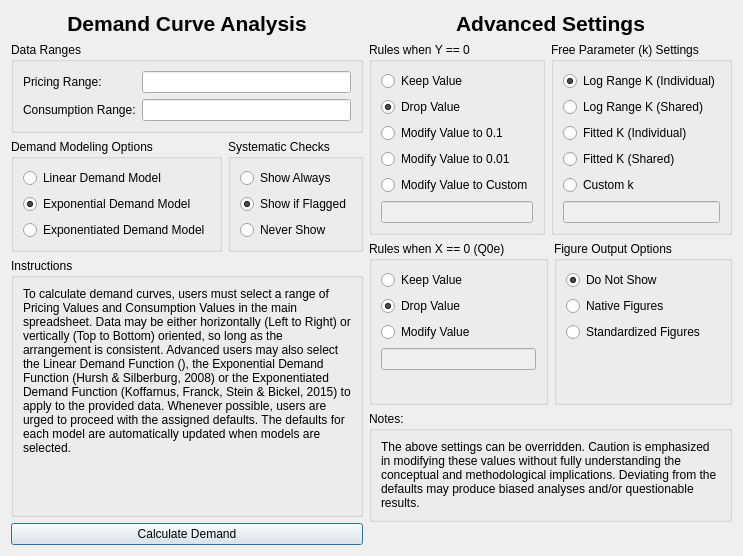
Qt form demandsettingsdialog.ui (miyamot0/DemandCalculatorQT) before a commit.
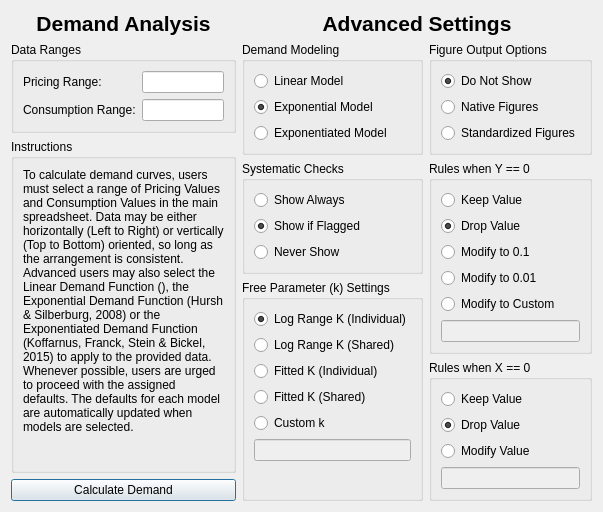
The same form after that commit.

Commit message: Condense UI, for smaller screens (esp mac)

The edit to the form file:
```diff
--- a/demandsettingsdialog.ui
+++ b/demandsettingsdialog.ui
@@ -6,8 +6,8 @@
    <rect>
     <x>0</x>
     <y>0</y>
-    <width>665</width>
-    <height>556</height>
+    <width>603</width>
+    <height>459</height>
    </rect>
   </property>
   <property name="windowTitle">
@@ -18,8 +18,14 @@
     <layout class="QVBoxLayout" name="verticalLayout">
      <item>
       <widget class="QLabel" name="label">
+       <property name="sizePolicy">
+        <sizepolicy hsizetype="Preferred" vsizetype="Fixed">
+         <horstretch>0</horstretch>
+         <verstretch>0</verstretch>
+        </sizepolicy>
+       </property>
        <property name="text">
-        <string>&lt;html&gt;&lt;head/&gt;&lt;body&gt;&lt;p align=&quot;center&quot;&gt;&lt;span style=&quot; font-size:16pt; font-weight:600;&quot;&gt;Demand Curve Analysis&lt;/span&gt;&lt;/p&gt;&lt;/body&gt;&lt;/html&gt;</string>
+        <string>&lt;html&gt;&lt;head/&gt;&lt;body&gt;&lt;p align=&quot;center&quot;&gt;&lt;span style=&quot; font-size:16pt; font-weight:600;&quot;&gt;Demand Analysis&lt;/span&gt;&lt;/p&gt;&lt;/body&gt;&lt;/html&gt;</string>
        </property>
       </widget>
      </item>
@@ -90,11 +96,77 @@
       </layout>
      </item>
      <item>
-      <layout class="QHBoxLayout" name="horizontalLayout_2">
+      <widget class="QGroupBox" name="groupBox_7">
+       <property name="title">
+        <string>Instructions</string>
+       </property>
+       <layout class="QVBoxLayout" name="verticalLayout_9">
+        <item>
+         <widget class="QLabel" name="label_5">
+          <property name="sizePolicy">
+           <sizepolicy hsizetype="Preferred" vsizetype="MinimumExpanding">
+            <horstretch>0</horstretch>
+            <verstretch>0</verstretch>
+           </sizepolicy>
+          </property>
+          <property name="text">
+           <string>&lt;html&gt;&lt;head/&gt;&lt;body&gt;&lt;p&gt;To calculate demand curves, users must select a range of Pricing Values and Consumption Values in the main spreadsheet. Data may be either horizontally (Left to Right) or vertically (Top to Bottom) oriented, so long as the arrangement is consistent. Advanced users may also select the Linear Demand Function (), the Exponential Demand Function (Hursh &amp;amp; Silberburg, 2008) or the Exponentiated Demand Function (Koffarnus, Franck, Stein &amp;amp; Bickel, 2015) to apply to the provided data. Whenever possible, users are urged to proceed with the assigned defaults. The defaults for each model are automatically updated when models are selected.&lt;/p&gt;&lt;/body&gt;&lt;/html&gt;</string>
+          </property>
+          <property name="alignment">
+           <set>Qt::AlignLeading|Qt::AlignLeft|Qt::AlignTop</set>
+          </property>
+          <property name="wordWrap">
+           <bool>true</bool>
+          </property>
+         </widget>
+        </item>
+       </layout>
+      </widget>
+     </item>
+     <item>
+      <widget class="QPushButton" name="pushButton">
+       <property name="sizePolicy">
+        <sizepolicy hsizetype="Preferred" vsizetype="Fixed">
+         <horstretch>0</horstretch>
+         <verstretch>0</verstretch>
+        </sizepolicy>
+       </property>
+       <property name="text">
+        <string>Calculate Demand</string>
+       </property>
+      </widget>
+     </item>
+    </layout>
+   </item>
+   <item>
+    <layout class="QVBoxLayout" name="verticalLayout_2">
+     <item>
+      <widget class="QLabel" name="label_2">
+       <property name="sizePolicy">
+        <sizepolicy hsizetype="Preferred" vsizetype="Fixed">
+         <horstretch>0</horstretch>
+         <verstretch>0</verstretch>
+        </sizepolicy>
+       </property>
+       <property name="text">
+        <string>&lt;html&gt;&lt;head/&gt;&lt;body&gt;&lt;p align=&quot;center&quot;&gt;&lt;span style=&quot; font-size:16pt; font-weight:600;&quot;&gt;Advanced Settings&lt;/span&gt;&lt;/p&gt;&lt;/body&gt;&lt;/html&gt;</string>
+       </property>
+      </widget>
+     </item>
+     <item>
+      <layout class="QHBoxLayout" name="AssessmentsSideSide">
+       <item>
+        <layout class="QVBoxLayout" name="Side2">
        <item>
         <widget class="QGroupBox" name="groupBoxModels">
+           <property name="sizePolicy">
+            <sizepolicy hsizetype="MinimumExpanding" vsizetype="Preferred">
+             <horstretch>0</horstretch>
+             <verstretch>0</verstretch>
+            </sizepolicy>
+           </property>
          <property name="title">
-          <string>Demand Modeling Options</string>
+            <string>Demand Modeling </string>
          </property>
          <layout class="QVBoxLayout" name="verticalLayout_4">
           <item>
@@ -106,7 +178,7 @@
              <string>&lt;html&gt;&lt;head/&gt;&lt;body&gt;&lt;p&gt;Hursh, Raslear, Bauman &amp;amp; Black's Linear-Elasticity Demand Model&lt;/p&gt;&lt;/body&gt;&lt;/html&gt;</string>
             </property>
             <property name="text">
-             <string>Linear Demand Model</string>
+               <string>Linear Model</string>
             </property>
            </widget>
           </item>
@@ -116,7 +188,7 @@
              <string>&lt;html&gt;&lt;head/&gt;&lt;body&gt;&lt;p&gt;Hursh &amp;amp; Silberburg's Exponential Model of Demand&lt;/p&gt;&lt;/body&gt;&lt;/html&gt;</string>
             </property>
             <property name="text">
-             <string>Exponential Demand Model</string>
+               <string>Exponential Model</string>
             </property>
             <property name="checked">
              <bool>true</bool>
@@ -129,7 +201,7 @@
              <string>&lt;html&gt;&lt;head/&gt;&lt;body&gt;&lt;p&gt;Koffarnus, Franck, Stein &amp;amp; Bickel's Exponentiated Model of Demand&lt;/p&gt;&lt;/body&gt;&lt;/html&gt;</string>
             </property>
             <property name="text">
-             <string>Exponentiated Demand Model</string>
+               <string>Exponentiated Model</string>
             </property>
            </widget>
           </item>
@@ -138,6 +210,12 @@
        </item>
        <item>
         <widget class="QGroupBox" name="groupBoxStein">
+           <property name="sizePolicy">
+            <sizepolicy hsizetype="MinimumExpanding" vsizetype="Preferred">
+             <horstretch>0</horstretch>
+             <verstretch>0</verstretch>
+            </sizepolicy>
+           </property>
          <property name="title">
           <string>Systematic Checks</string>
          </property>
@@ -181,127 +259,14 @@
          </layout>
         </widget>
        </item>
-      </layout>
-     </item>
-     <item>
-      <widget class="QGroupBox" name="groupBox_7">
-       <property name="title">
-        <string>Instructions</string>
-       </property>
-       <layout class="QVBoxLayout" name="verticalLayout_9">
-        <item>
-         <widget class="QLabel" name="label_5">
-          <property name="sizePolicy">
-           <sizepolicy hsizetype="Preferred" vsizetype="MinimumExpanding">
-            <horstretch>0</horstretch>
-            <verstretch>0</verstretch>
-           </sizepolicy>
-          </property>
-          <property name="text">
-           <string>&lt;html&gt;&lt;head/&gt;&lt;body&gt;&lt;p&gt;To calculate demand curves, users must select a range of Pricing Values and Consumption Values in the main spreadsheet. Data may be either horizontally (Left to Right) or vertically (Top to Bottom) oriented, so long as the arrangement is consistent. Advanced users may also select the Linear Demand Function (), the Exponential Demand Function (Hursh &amp;amp; Silberburg, 2008) or the Exponentiated Demand Function (Koffarnus, Franck, Stein &amp;amp; Bickel, 2015) to apply to the provided data. Whenever possible, users are urged to proceed with the assigned defaults. The defaults for each model are automatically updated when models are selected.&lt;/p&gt;&lt;/body&gt;&lt;/html&gt;</string>
-          </property>
-          <property name="alignment">
-           <set>Qt::AlignLeading|Qt::AlignLeft|Qt::AlignTop</set>
-          </property>
-          <property name="wordWrap">
-           <bool>true</bool>
-          </property>
-         </widget>
-        </item>
-       </layout>
-      </widget>
-     </item>
-     <item>
-      <widget class="QPushButton" name="pushButton">
-       <property name="sizePolicy">
-        <sizepolicy hsizetype="Preferred" vsizetype="Fixed">
-         <horstretch>0</horstretch>
-         <verstretch>0</verstretch>
-        </sizepolicy>
-       </property>
-       <property name="text">
-        <string>Calculate Demand</string>
-       </property>
-      </widget>
-     </item>
-    </layout>
-   </item>
-   <item>
-    <layout class="QVBoxLayout" name="verticalLayout_2">
-     <item>
-      <widget class="QLabel" name="label_2">
-       <property name="text">
-        <string>&lt;html&gt;&lt;head/&gt;&lt;body&gt;&lt;p align=&quot;center&quot;&gt;&lt;span style=&quot; font-size:16pt; font-weight:600;&quot;&gt;Advanced Settings&lt;/span&gt;&lt;/p&gt;&lt;/body&gt;&lt;/html&gt;</string>
-       </property>
-      </widget>
-     </item>
-     <item>
-      <layout class="QHBoxLayout" name="holderFrame">
-       <item>
-        <widget class="QGroupBox" name="groupBoxY">
-         <property name="enabled">
-          <bool>true</bool>
-         </property>
-         <property name="title">
-          <string>Rules when Y == 0 </string>
-         </property>
-         <layout class="QVBoxLayout" name="verticalLayout_8">
-          <item>
-           <widget class="QRadioButton" name="breakpointKeepValue">
-            <property name="text">
-             <string>Keep Value</string>
-            </property>
-           </widget>
-          </item>
-          <item>
-           <widget class="QRadioButton" name="breakpointDropValue">
-            <property name="text">
-             <string>Drop Value</string>
-            </property>
-            <property name="checked">
-             <bool>true</bool>
-            </property>
-           </widget>
-          </item>
-          <item>
-           <widget class="QRadioButton" name="breakpointModifyValueTenth">
-            <property name="text">
-             <string>Modify Value to 0.1</string>
-            </property>
-           </widget>
-          </item>
-          <item>
-           <widget class="QRadioButton" name="breakpointModifyValueHundredth">
-            <property name="text">
-             <string>Modify Value to 0.01</string>
-            </property>
-           </widget>
-          </item>
-          <item>
-           <widget class="QRadioButton" name="breakpointModifyValueCustom">
-            <property name="text">
-             <string>Modify Value to Custom</string>
-            </property>
-           </widget>
-          </item>
-          <item>
-           <widget class="QLineEdit" name="breakpointModifyValueCustomText">
-            <property name="enabled">
-             <bool>false</bool>
-            </property>
-            <property name="sizePolicy">
-             <sizepolicy hsizetype="Preferred" vsizetype="Fixed">
-              <horstretch>0</horstretch>
-              <verstretch>0</verstretch>
-             </sizepolicy>
-            </property>
-           </widget>
-          </item>
-         </layout>
-        </widget>
-       </item>
        <item>
         <widget class="QGroupBox" name="groupBoxK">
+           <property name="sizePolicy">
+            <sizepolicy hsizetype="MinimumExpanding" vsizetype="Preferred">
+             <horstretch>0</horstretch>
+             <verstretch>0</verstretch>
+            </sizepolicy>
+           </property>
          <property name="title">
           <string>Free Parameter (k) Settings</string>
          </property>
@@ -369,26 +334,147 @@
             </property>
            </widget>
           </item>
+            <item>
+             <spacer name="verticalSpacer">
+              <property name="orientation">
+               <enum>Qt::Vertical</enum>
+              </property>
+              <property name="sizeHint" stdset="0">
+               <size>
+                <width>20</width>
+                <height>40</height>
+               </size>
+              </property>
+             </spacer>
+            </item>
          </layout>
         </widget>
        </item>
       </layout>
      </item>
      <item>
-      <layout class="QHBoxLayout" name="holderFrame2">
+        <layout class="QVBoxLayout" name="Side1">
+         <item>
+          <widget class="QGroupBox" name="groupBoxFigure">
+           <property name="sizePolicy">
+            <sizepolicy hsizetype="MinimumExpanding" vsizetype="Preferred">
+             <horstretch>0</horstretch>
+             <verstretch>0</verstretch>
+            </sizepolicy>
+           </property>
+           <property name="title">
+            <string>Figure Output Options</string>
+           </property>
+           <layout class="QVBoxLayout" name="verticalLayout_7">
+            <item>
+             <widget class="QRadioButton" name="figuresDisable">
+              <property name="text">
+               <string>Do Not Show</string>
+              </property>
+              <property name="checked">
+               <bool>true</bool>
+              </property>
+             </widget>
+            </item>
+            <item>
+             <widget class="QRadioButton" name="figuresEnable">
+              <property name="text">
+               <string>Native Figures</string>
+              </property>
+             </widget>
+            </item>
+            <item>
+             <widget class="QRadioButton" name="figuresEnableStandard">
+              <property name="text">
+               <string>Standardized Figures</string>
+              </property>
+             </widget>
+            </item>
+           </layout>
+          </widget>
+         </item>
+         <item>
+          <widget class="QGroupBox" name="groupBoxY">
+           <property name="enabled">
+            <bool>true</bool>
+           </property>
+           <property name="sizePolicy">
+            <sizepolicy hsizetype="MinimumExpanding" vsizetype="Preferred">
+             <horstretch>0</horstretch>
+             <verstretch>0</verstretch>
+            </sizepolicy>
+           </property>
+           <property name="title">
+            <string>Rules when Y == 0 </string>
+           </property>
+           <layout class="QVBoxLayout" name="verticalLayout_8">
+            <item>
+             <widget class="QRadioButton" name="breakpointKeepValue">
+              <property name="text">
+               <string>Keep Value</string>
+              </property>
+             </widget>
+            </item>
+            <item>
+             <widget class="QRadioButton" name="breakpointDropValue">
+              <property name="text">
+               <string>Drop Value</string>
+              </property>
+              <property name="checked">
+               <bool>true</bool>
+              </property>
+             </widget>
+            </item>
+            <item>
+             <widget class="QRadioButton" name="breakpointModifyValueTenth">
+              <property name="text">
+               <string>Modify to 0.1</string>
+              </property>
+             </widget>
+            </item>
+            <item>
+             <widget class="QRadioButton" name="breakpointModifyValueHundredth">
+              <property name="text">
+               <string>Modify to 0.01</string>
+              </property>
+             </widget>
+            </item>
+            <item>
+             <widget class="QRadioButton" name="breakpointModifyValueCustom">
+              <property name="text">
+               <string>Modify to Custom</string>
+              </property>
+             </widget>
+            </item>
+            <item>
+             <widget class="QLineEdit" name="breakpointModifyValueCustomText">
+              <property name="enabled">
+               <bool>false</bool>
+              </property>
+              <property name="sizePolicy">
+               <sizepolicy hsizetype="Preferred" vsizetype="Fixed">
+                <horstretch>0</horstretch>
+                <verstretch>0</verstretch>
+               </sizepolicy>
+              </property>
+             </widget>
+            </item>
+           </layout>
+          </widget>
+         </item>
        <item>
         <widget class="QGroupBox" name="groupBoxX">
          <property name="enabled">
           <bool>true</bool>
          </property>
          <property name="sizePolicy">
-          <sizepolicy hsizetype="Preferred" vsizetype="Preferred">
+            <sizepolicy hsizetype="MinimumExpanding" vsizetype="Preferred">
            <horstretch>0</horstretch>
            <verstretch>0</verstretch>
           </sizepolicy>
          </property>
          <property name="title">
-          <string>Rules when X == 0 (Q0e)</string>
+            <string>Rules when X == 0</string>
          </property>
          <layout class="QVBoxLayout" name="verticalLayout_6">
           <property name="sizeConstraint">
@@ -447,101 +533,10 @@
          </layout>
         </widget>
        </item>
-       <item>
-        <widget class="QGroupBox" name="groupBoxFigure">
-         <property name="title">
-          <string>Figure Output Options</string>
-         </property>
-         <layout class="QVBoxLayout" name="verticalLayout_7">
-          <item>
-           <widget class="QRadioButton" name="figuresDisable">
-            <property name="text">
-             <string>Do Not Show</string>
-            </property>
-            <property name="checked">
-             <bool>true</bool>
-            </property>
-           </widget>
-          </item>
-          <item>
-           <widget class="QRadioButton" name="figuresEnable">
-            <property name="text">
-             <string>Native Figures</string>
-            </property>
-           </widget>
-          </item>
-          <item>
-           <widget class="QRadioButton" name="figuresEnableStandard">
-            <property name="text">
-             <string>Standardized Figures</string>
-            </property>
-           </widget>
-          </item>
-          <item>
-           <spacer name="verticalSpacer_4">
-            <property name="orientation">
-             <enum>Qt::Vertical</enum>
-            </property>
-            <property name="sizeHint" stdset="0">
-             <size>
-              <width>20</width>
-              <height>40</height>
-             </size>
-            </property>
-           </spacer>
-          </item>
-         </layout>
-        </widget>
+        </layout>
        </item>
       </layout>
      </item>
-     <item>
-      <widget class="QGroupBox" name="groupBox_8">
-       <property name="sizePolicy">
-        <sizepolicy hsizetype="Preferred" vsizetype="MinimumExpanding">
-         <horstretch>0</horstretch>
-         <verstretch>0</verstretch>
-        </sizepolicy>
-       </property>
-       <property name="title">
-        <string>Notes:</string>
-       </property>
-       <layout class="QVBoxLayout" name="verticalLayout_10">
-        <item>
-         <widget class="QLabel" name="label_6">
-          <property name="sizePolicy">
-           <sizepolicy hsizetype="Preferred" vsizetype="Preferred">
-            <horstretch>0</horstretch>
-            <verstretch>0</verstretch>
-           </sizepolicy>
-          </property>
-          <property name="text">
-           <string>&lt;html&gt;&lt;head/&gt;&lt;body&gt;&lt;p&gt;The above settings can be overridden. Caution is emphasized in modifying these values without fully understanding the conceptual and methodological implications. Deviating from the defaults may produce biased analyses and/or questionable results.&lt;/p&gt;&lt;/body&gt;&lt;/html&gt;</string>
-          </property>
-          <property name="alignment">
-           <set>Qt::AlignLeading|Qt::AlignLeft|Qt::AlignTop</set>
-          </property>
-          <property name="wordWrap">
-           <bool>true</bool>
-          </property>
-         </widget>
-        </item>
-       </layout>
-      </widget>
-     </item>
-     <item>
-      <spacer name="verticalSpacer">
-       <property name="orientation">
-        <enum>Qt::Vertical</enum>
-       </property>
-       <property name="sizeHint" stdset="0">
-        <size>
-         <width>20</width>
-         <height>40</height>
-        </size>
-       </property>
-      </spacer>
-     </item>
     </layout>
    </item>
   </layout>
```
Lines whose indentation alone changed are shown as unchanged. The commit also changes 1 other file.
